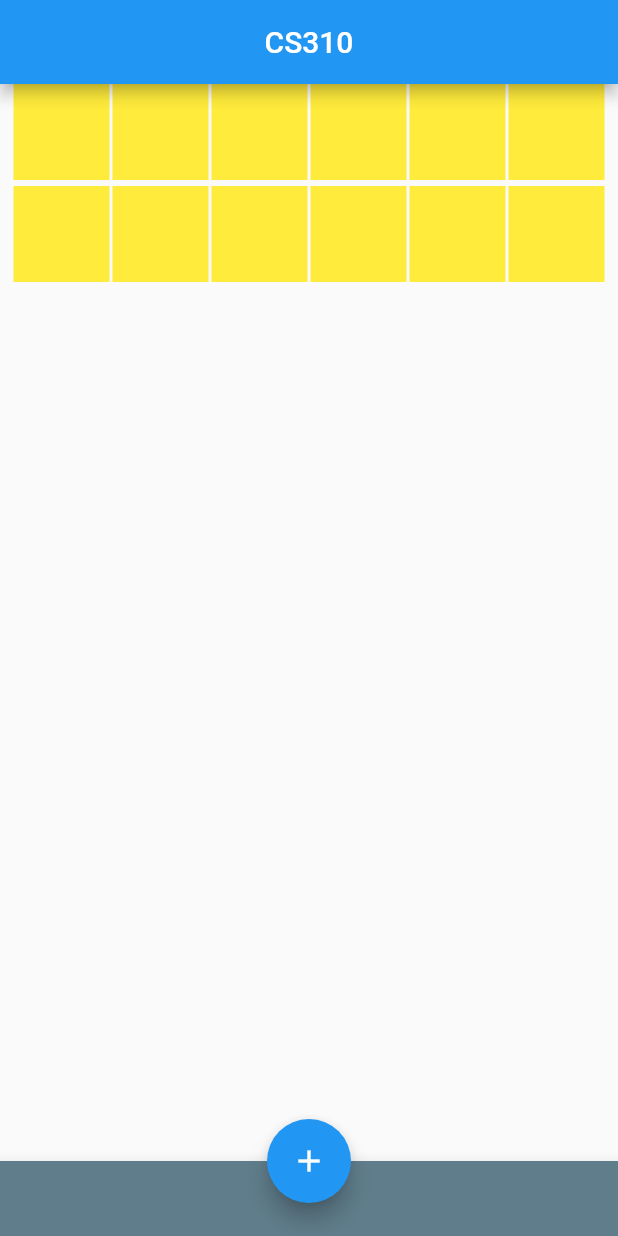
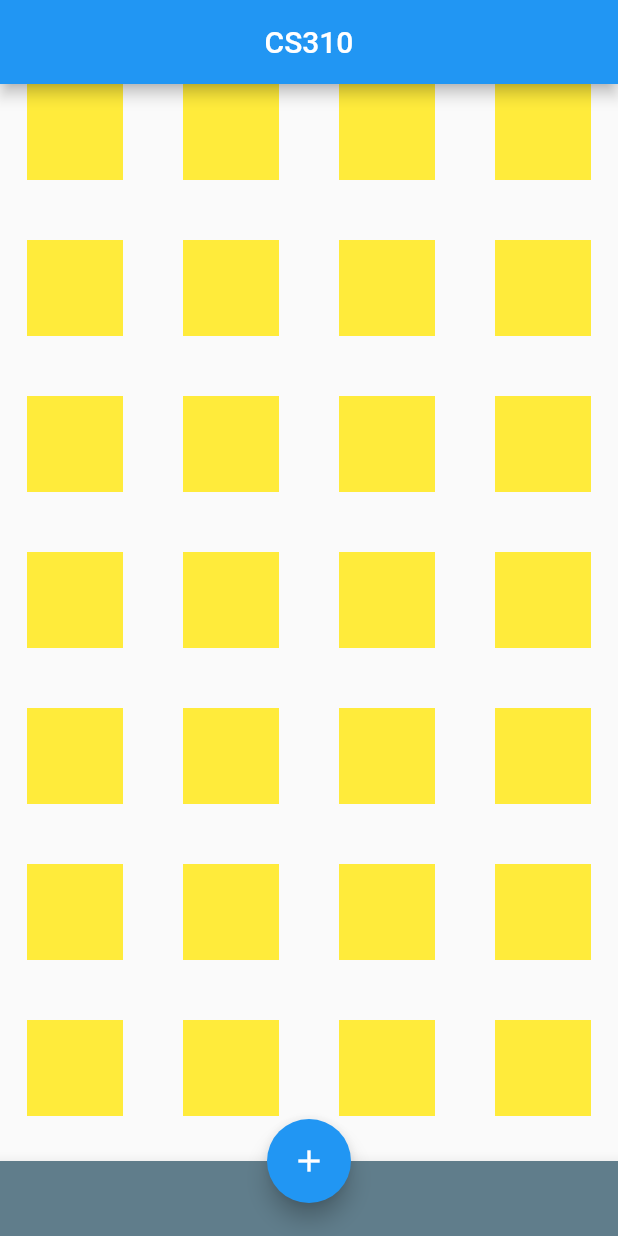
Before and after one commit to qarimbas/cs310_week5_app, a Flutter app: the screen it shows after launch, swiped to page 3, on a phone screen of 412 x 824 dp. Run offline on Flutter 3.47's test engine with Material 2 defaults, Android fonts, the light colour scheme and no system bars.

Commit message:
chips added

```diff
--- a/lib/main.dart
+++ b/lib/main.dart
@@ -18,7 +18,8 @@ class MyApp extends StatelessWidget {
       ),
       floatingActionButton: FloatingActionButton(
         onPressed: () {
-          pageController.jumpToPage(0);
+          pageController.nextPage(
+              duration: Duration(milliseconds: 500), curve: Curves.easeInOut);
         },
         child: Icon(Icons.add),
       ),
@@ -35,6 +36,7 @@ class MyApp extends StatelessWidget {
           dummyRow(),
           dummyWrap(),
           tableBuilder(),
+          chipList(),
         ],
       ),
     );
@@ -63,11 +65,12 @@ class MyApp extends StatelessWidget {
   }
 
   Widget dummyWrap() {
-    return Wrap(
+    return SingleChildScrollView(
+      child: Wrap(
         alignment: WrapAlignment.center,
         direction: Axis.horizontal,
-      spacing: 2,
-      runSpacing: 4,
+        spacing: 40,
+        runSpacing: 40,
         children: [
           dummyContainer(),
           dummyContainer(),
@@ -81,7 +84,30 @@ class MyApp extends StatelessWidget {
           dummyContainer(),
           dummyContainer(),
           dummyContainer(),
+          dummyContainer(),
+          dummyContainer(),
+          dummyContainer(),
+          dummyContainer(),
+          dummyContainer(),
+          dummyContainer(),
+          dummyContainer(),
+          dummyContainer(),
+          dummyContainer(),
+          dummyContainer(),
+          dummyContainer(),
+          dummyContainer(),
+          dummyContainer(),
+          dummyContainer(),
+          dummyContainer(),
+          dummyContainer(),
+          dummyContainer(),
+          dummyContainer(),
+          dummyContainer(),
+          dummyContainer(),
+          dummyContainer(),
+          dummyContainer(),
         ],
+      ),
     );
   }
 
@@ -105,4 +131,42 @@ class MyApp extends StatelessWidget {
       ],
     );
   }
+
+  Widget myChip(String title, Color color) {
+    return Chip(
+      label: Text(title),
+      labelStyle: TextStyle(color: Colors.white, fontWeight: FontWeight.bold),
+      labelPadding: EdgeInsets.symmetric(vertical: 0, horizontal: 8),
+      backgroundColor: color,
+      elevation: 6,
+      shadowColor: color.withAlpha(200),
+      avatar: CircleAvatar(
+        backgroundColor: Colors.white70,
+        child: Text(
+          title[0].toUpperCase(),
+          style: TextStyle(color: color, fontWeight: FontWeight.bold),
+        ),
+      ),
+      deleteIcon: Icon(Icons.cancel),
+      deleteIconColor: Colors.white70,
+      onDeleted: () {
+        print('$title delete');
+      },
+    );
   }
+
+  Widget chipList() {
+    return Wrap(
+      direction: Axis.horizontal,
+      spacing: 6,
+      runSpacing: 6,
+      children: [
+        myChip('Gamer', Color(0xFFff6666)),
+        myChip('Hacker', Color(0xFF007f5c)),
+        myChip('Developer', Color(0xFF5f65d3)),
+        myChip('Racer', Color(0xFF19ca21)),
+        myChip('Traveller', Color(0xFF60230b)),
+      ],
+    );
+  }
+}
```
Lines whose indentation alone changed are shown as unchanged.
